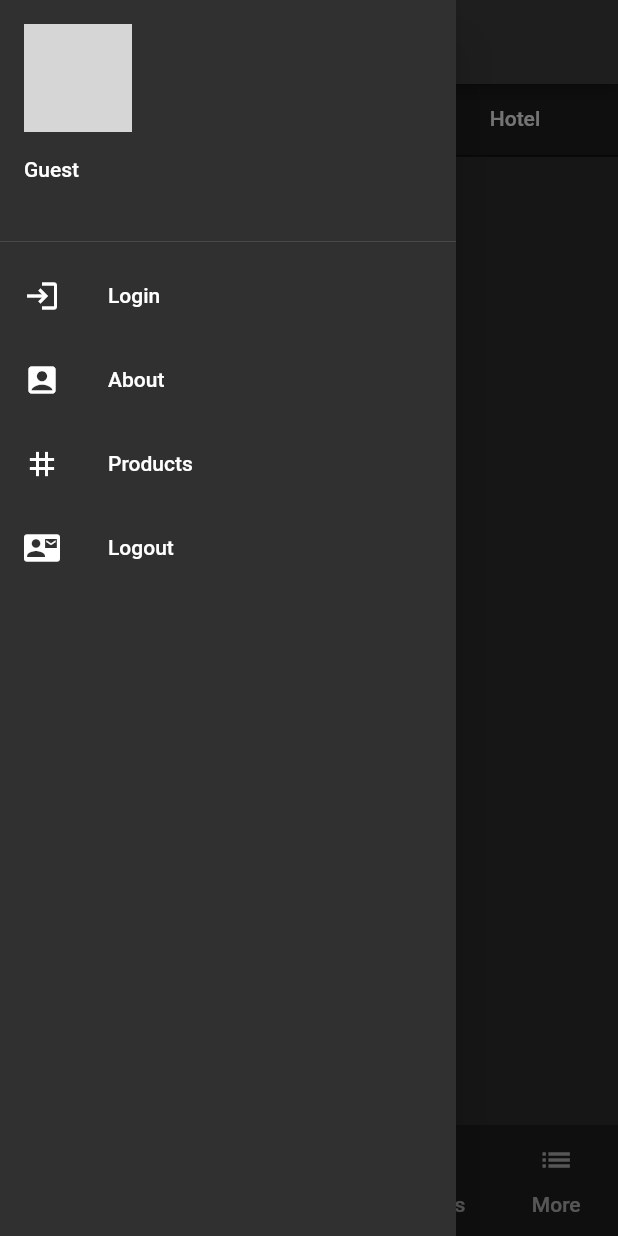
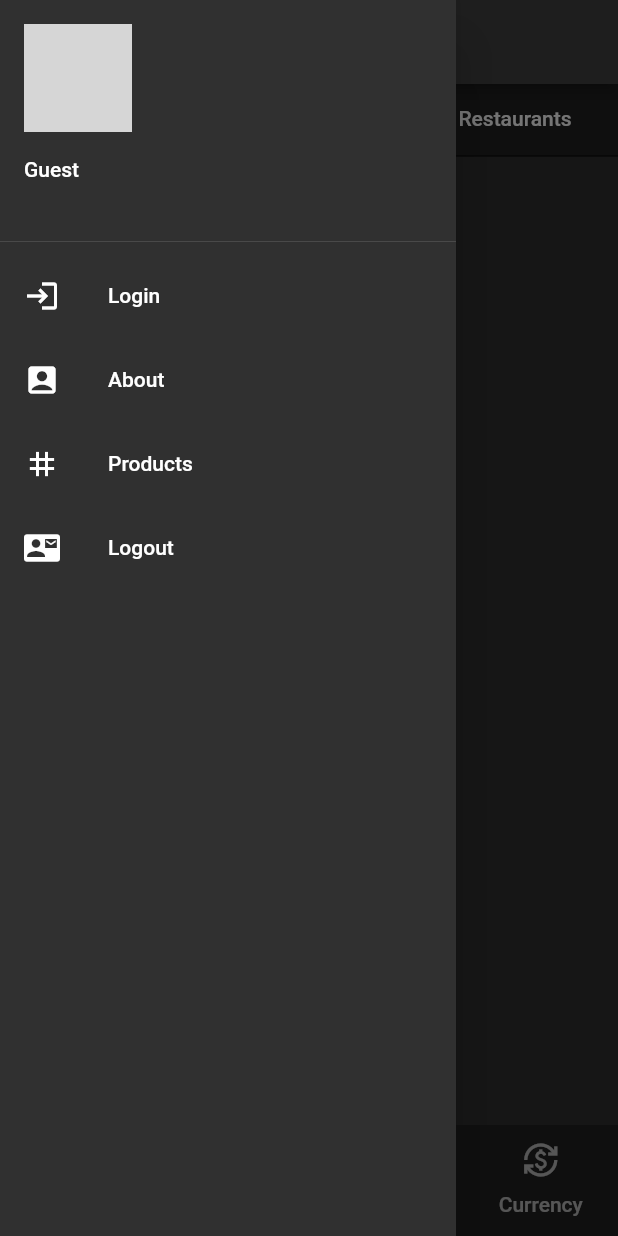
Before and after one commit to YousefBawaliz/Jordan-Tour-Guide, a Flutter app: the screen it shows once a user with an empty profile is signed in, tab 3 chosen, with the side drawer open, on a phone screen of 412 x 824 dp. Run offline on Flutter 3.47's test engine with Material 2 defaults, Android fonts, the phone set to English and light mode, and no system bars; our stand-ins replace animated_text_kit, carousel_slider, cloud_firestore, firebase_auth, firebase_core, flutter_rating_bar and 2 more; missing offline and left inert: flutter_polyline_points; accounts and stored records are empty; network calls fail; grey boxes are pictures that could not be loaded.

Commit message:
Added currency converter

```diff
--- a/tour_guide_app/lib/Screens/search_screen.dart
+++ b/tour_guide_app/lib/Screens/search_screen.dart
@@ -19,7 +19,7 @@ class _SearchScreenState extends State<SearchScreen> {
     return Scaffold(
         appBar: AppBar(
           leading: null,
-          backgroundColor: mobileBackgroundColor,
+          backgroundColor: Colors.grey.shade900,
           title: Form(
             child: TextFormField(
               controller: searchController,
--- /dev/null
+++ b/tour_guide_app/lib/home-components/places4.dart
@@ -0,0 +1,44 @@
+import 'package:animated_text_kit/animated_text_kit.dart';
+import 'package:cloud_firestore/cloud_firestore.dart';
+import 'package:flutter/material.dart';
+
+import '../widgets/ReUsableCard2.dart';
+
+class Places4 extends StatefulWidget {
+  const Places4({super.key});
+
+  @override
+  State<Places4> createState() => _Places4State();
+}
+
+class _Places4State extends State<Places4> {
+  // SiteStorage _siteData = SiteStorage();
+  @override
+  Widget build(BuildContext context) {
+    return Scaffold(
+      body: StreamBuilder(
+        stream: FirebaseFirestore.instance
+            .collection('sites')
+            .where('isRestaurant', isEqualTo: true)
+            .snapshots(),
+        builder: (context,
+            AsyncSnapshot<QuerySnapshot<Map<String, dynamic>>> snapshot) {
+          if (snapshot.connectionState == ConnectionState.waiting) {
+            return const Center(
+              child: CircularProgressIndicator(),
+            );
+          }
+          return ListView.builder(
+            itemCount: snapshot.data!.docs.length,
+            itemBuilder: (ctx, index) => Container(
+              child: ReUsableCard2(
+                snap: snapshot.data!.docs[index].data(),
+                siteName: '',
+              ),
+            ),
+          );
+        },
+      ),
+    );
+  }
+}
--- a/tour_guide_app/lib/home-components/tobtabbar.dart
+++ b/tour_guide_app/lib/home-components/tobtabbar.dart
@@ -2,6 +2,7 @@ import 'package:flutter/material.dart';
 import 'package:tour_guide_app/home-components/places.dart';
 import 'package:tour_guide_app/home-components/places2.dart';
 import 'package:tour_guide_app/home-components/places3.dart';
+import 'package:tour_guide_app/home-components/places4.dart';
 
 class tobTabPar extends StatefulWidget {
   const tobTabPar({super.key});
@@ -44,7 +45,7 @@ class _tobTabParState extends State<tobTabPar>
                   text: ("Museums"),
                 ),
                 Tab(
-                  text: ("Hotel"),
+                  text: ("Restaurants"),
                 ),
               ]),
         ),
@@ -52,7 +53,7 @@ class _tobTabParState extends State<tobTabPar>
       body: TabBarView(controller: _tabController, children: <Widget>[
         Places2(),
         Places3(),
-        Text("Hotel API"),
+        Places4(),
       ]),
     );
   }
--- a/tour_guide_app/lib/homepage.dart
+++ b/tour_guide_app/lib/homepage.dart
@@ -1,4 +1,5 @@
 import 'package:flutter/material.dart';
+import 'package:tour_guide_app/Screens/convertCurrency_screen.dart';
 import 'package:tour_guide_app/Screens/favourite_screen.dart';
 import 'package:tour_guide_app/Screens/guide.dart';
 import 'package:tour_guide_app/Screens/login_screen.dart';
@@ -25,7 +26,7 @@ class _HomePageState extends State<HomePage>
   @override
   void initState() {
     super.initState();
-    _tabController = TabController(length: 5, vsync: this);
+    _tabController = TabController(length: 4, vsync: this);
   }
 
   @override
@@ -73,8 +74,8 @@ class _HomePageState extends State<HomePage>
         tobTabPar(),
         FavouriteScreen(),
         SearchScreen(),
-        Test(),
-        MyDrawer()
+        // Test(),
+        convertCurrency()
       ]),
       bottomNavigationBar: Container(
         color: Colors.grey.shade900,
@@ -94,15 +95,15 @@ class _HomePageState extends State<HomePage>
                 icon: Icon(Icons.search),
                 text: "Search",
               ),
-              Tab(
-                icon: Icon(Icons.person),
-                text: "Guides",
-              ),
+              // Tab(
+              //   icon: Icon(Icons.person),
+              //   text: "Guides",
+              // ),
               Tab(
                 icon: Icon(
-                  Icons.list,
+                  Icons.currency_exchange,
                 ),
-                text: "More",
+                text: "Currency",
               )
             ]),
       ),
--- /dev/null
+++ b/tour_guide_app/lib/utils/key.dart
@@ -0,0 +1 @@
+const String key = '0821bce1a6fc447fa76e61f2de6a1f03';
```
Also changed, not shown: tour_guide_app/lib/Models/allCurrencies.dart (added, +11 -0 lines), tour_guide_app/lib/Models/ratesModel.dart (added, +43 -0 lines), tour_guide_app/lib/Screens/ViewDestinationPage.dart (+6 -4 lines), tour_guide_app/lib/Screens/convertCurrency_screen.dart (added, +79 -0 lines), tour_guide_app/lib/Services/fetchrates.dart (added, +36 -0 lines), tour_guide_app/lib/main.dart (+1 -9 lines), tour_guide_app/lib/widgets/currencyExchange_widget.dart (added, +139 -0 lines).
